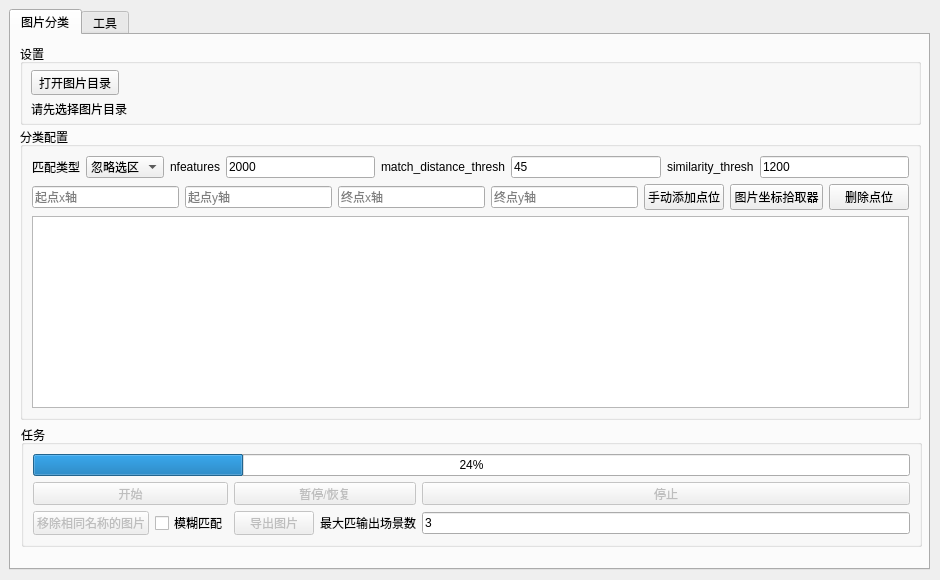
The window that ui/main.ui (l3n641/pic-sign) describes before a commit, drawn with Qt 5.
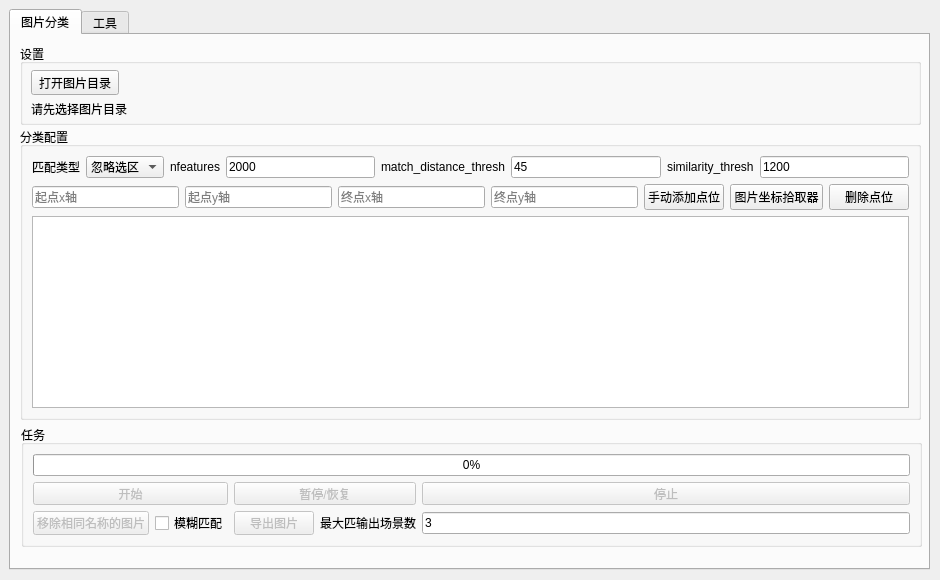
The same window after the commit.

The edit to the form file:
```diff
--- a/ui/main.ui
+++ b/ui/main.ui
@@ -59,7 +59,7 @@
        <rect>
         <x>11</x>
         <y>57</y>
-        <width>96</width>
+        <width>851</width>
         <height>16</height>
        </rect>
       </property>
@@ -313,7 +313,7 @@
       <item row="0" column="0" colspan="5">
        <widget class="QProgressBar" name="progressBar">
         <property name="value">
-         <number>24</number>
+         <number>0</number>
         </property>
        </widget>
       </item>
```
